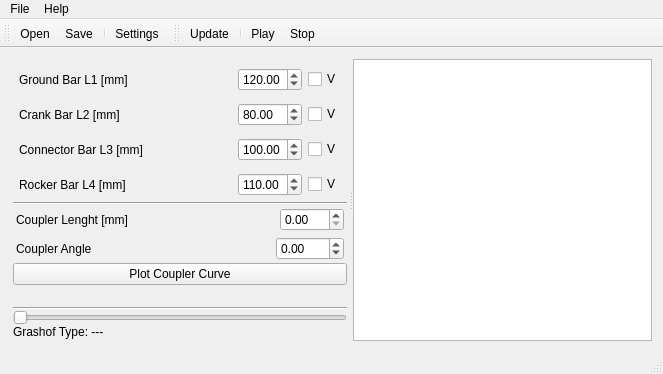
Before: the Qt Designer form mainwindow.ui in stivio00/FourBarVis, drawn with Qt 5.
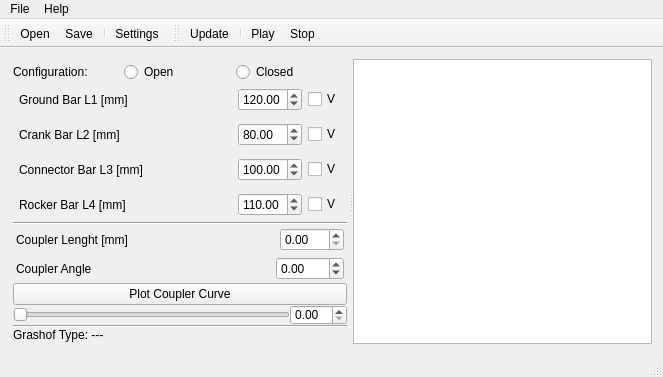
After: the same form once the commit is applied. Icons and pictures are not drawn.

Commit message: open conf

What changed in the file:
```diff
--- a/mainwindow.ui
+++ b/mainwindow.ui
@@ -61,6 +61,48 @@
         <property name="bottomMargin">
          <number>2</number>
         </property>
+        <item>
+         <widget class="QWidget" name="widget_8" native="true">
+          <layout class="QHBoxLayout" name="horizontalLayout_7">
+           <property name="spacing">
+            <number>0</number>
+           </property>
+           <property name="leftMargin">
+            <number>0</number>
+           </property>
+           <property name="topMargin">
+            <number>0</number>
+           </property>
+           <property name="rightMargin">
+            <number>0</number>
+           </property>
+           <property name="bottomMargin">
+            <number>0</number>
+           </property>
+           <item>
+            <widget class="QLabel" name="label_8">
+             <property name="text">
+              <string>Configuration:</string>
+             </property>
+            </widget>
+           </item>
+           <item>
+            <widget class="QRadioButton" name="radioButton">
+             <property name="text">
+              <string>Open</string>
+             </property>
+            </widget>
+           </item>
+           <item>
+            <widget class="QRadioButton" name="radioButton_2">
+             <property name="text">
+              <string>Closed</string>
+             </property>
+            </widget>
+           </item>
+          </layout>
+         </widget>
+        </item>
         <item>
          <widget class="QWidget" name="widget_2" native="true">
           <layout class="QHBoxLayout" name="horizontalLayout">
@@ -394,6 +436,65 @@
           </property>
          </widget>
         </item>
+        <item>
+         <widget class="QWidget" name="widget_9" native="true">
+          <layout class="QHBoxLayout" name="horizontalLayout_8">
+           <property name="spacing">
+            <number>0</number>
+           </property>
+           <property name="leftMargin">
+            <number>0</number>
+           </property>
+           <property name="topMargin">
+            <number>0</number>
+           </property>
+           <property name="rightMargin">
+            <number>0</number>
+           </property>
+           <property name="bottomMargin">
+            <number>0</number>
+           </property>
+           <item>
+            <widget class="QSlider" name="horizontalSlider">
+             <property name="minimumSize">
+              <size>
+               <width>0</width>
+               <height>20</height>
+              </size>
+             </property>
+             <property name="maximum">
+              <number>360</number>
+             </property>
+             <property name="singleStep">
+              <number>1</number>
+             </property>
+             <property name="pageStep">
+              <number>0</number>
+             </property>
+             <property name="value">
+              <number>0</number>
+             </property>
+             <property name="sliderPosition">
+              <number>0</number>
+             </property>
+             <property name="orientation">
+              <enum>Qt::Horizontal</enum>
+             </property>
+            </widget>
+           </item>
+           <item>
+            <widget class="QDoubleSpinBox" name="doubleSpinBox_7">
+             <property name="minimumSize">
+              <size>
+               <width>0</width>
+               <height>20</height>
+              </size>
+             </property>
+            </widget>
+           </item>
+          </layout>
+         </widget>
+        </item>
         <item>
          <spacer name="verticalSpacer">
           <property name="orientation">
@@ -414,28 +515,6 @@
           </property>
          </widget>
         </item>
-        <item>
-         <widget class="QSlider" name="horizontalSlider">
-          <property name="maximum">
-           <number>360</number>
-          </property>
-          <property name="singleStep">
-           <number>1</number>
-          </property>
-          <property name="pageStep">
-           <number>0</number>
-          </property>
-          <property name="value">
-           <number>0</number>
-          </property>
-          <property name="sliderPosition">
-           <number>0</number>
-          </property>
-          <property name="orientation">
-           <enum>Qt::Horizontal</enum>
-          </property>
-         </widget>
-        </item>
         <item>
          <widget class="QLabel" name="label_5">
           <property name="text">
```
Left out of the diff: 3 changed lines with no effect on the pictures. The commit also changes 2 other files.
